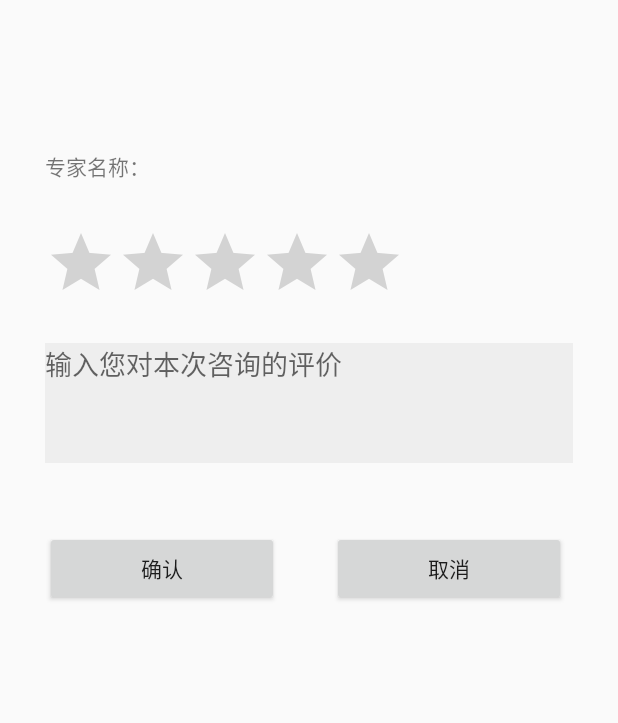
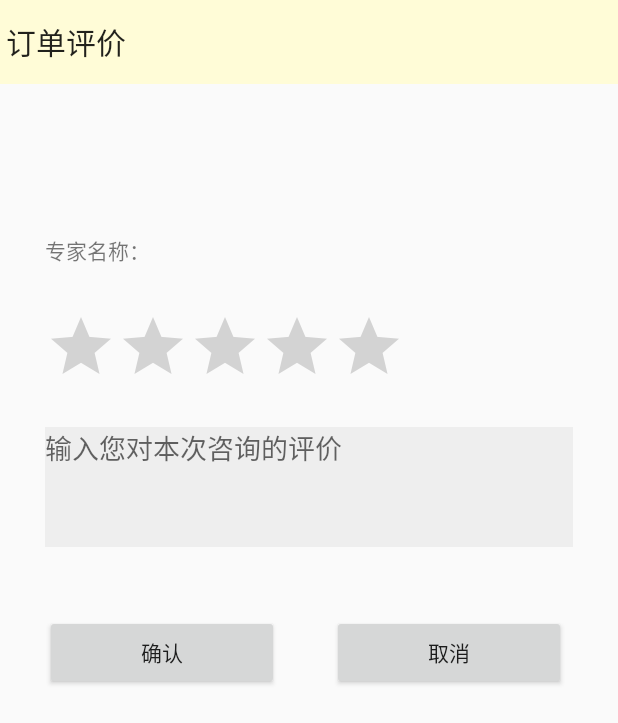
Before and after one commit to relaxForChenLiangyu/relax, an Android app: the CommentActivity screen opened directly, with no data from a screen before it, on a phone screen of 412 x 824 dp. Shown: the top 723 px of the screen. Run offline under Robolectric (Android 15) with nearby library versions, the phone set to English and light mode, and no system bars; our stand-ins replace ButterKnife.

Commit message:
AddToolBar&DeleteHistoryButton

```diff
--- a/app/src/main/java/com/example/cynthia/relax/activitis/comment/CommentActivity.java
+++ b/app/src/main/java/com/example/cynthia/relax/activitis/comment/CommentActivity.java
@@ -3,6 +3,7 @@ package com.example.cynthia.relax.activitis.comment;
 import android.content.Intent;
 import android.support.v7.app.AppCompatActivity;
 import android.os.Bundle;
+import android.support.v7.widget.Toolbar;
 import android.view.View;
 import android.widget.*;
 import butterknife.Bind;
@@ -25,6 +26,8 @@ public class CommentActivity extends AppCompatActivity implements CommentView {
     Button commentBtn;
     @Bind(R.id.cancelComment)
     Button cancelComment;
+    @Bind(R.id.toolbar)
+    Toolbar toolbar;
 
     Intent intent;
     CommentPresenter commentPresenter;
@@ -35,6 +38,7 @@ public class CommentActivity extends AppCompatActivity implements CommentView {
         setTitle("订单评价");
         setContentView(R.layout.activity_comment);
         ButterKnife.bind(this);
+        setSupportActionBar(toolbar);
         commentPresenter = new CommentPresenter(this);
         intent = getIntent();
         orderId = intent.getStringExtra("orderId");
--- a/app/src/main/java/com/example/cynthia/relax/activitis/order/OrderActivity.java
+++ b/app/src/main/java/com/example/cynthia/relax/activitis/order/OrderActivity.java
@@ -5,6 +5,7 @@ import android.content.Intent;
 import android.content.SharedPreferences;
 import android.support.v7.app.AppCompatActivity;
 import android.os.Bundle;
+import android.support.v7.widget.Toolbar;
 import android.view.View;
 import android.widget.*;
 import butterknife.Bind;
@@ -57,6 +58,8 @@ public class OrderActivity extends AppCompatActivity implements OrderView {
     Button OpayBtn;
     @Bind(R.id.OcancelBtn)
     Button OcancelBtn;
+    @Bind(R.id.toolbar)
+    Toolbar toolbar;
 
     @Override
     protected void onCreate(Bundle savedInstanceState) {
@@ -64,6 +67,7 @@ public class OrderActivity extends AppCompatActivity implements OrderView {
         setTitle("预约");
         setContentView(R.layout.activity_order);
         ButterKnife.bind(this);
+        setSupportActionBar(toolbar);
         orderPresenter = new OrderPresenter(this);
         Osum.setText("￥ 100");
         sharedPreferences = this.getSharedPreferences("userInfo", Context.MODE_PRIVATE);
--- a/app/src/main/java/com/example/cynthia/relax/activitis/orderdetail/OrderDetailActivity.java
+++ b/app/src/main/java/com/example/cynthia/relax/activitis/orderdetail/OrderDetailActivity.java
@@ -5,6 +5,7 @@ import android.content.Intent;
 import android.content.SharedPreferences;
 import android.support.v7.app.AppCompatActivity;
 import android.os.Bundle;
+import android.support.v7.widget.Toolbar;
 import android.view.View;
 import android.widget.Button;
 import android.widget.TextView;
@@ -50,6 +51,8 @@ public class OrderDetailActivity extends AppCompatActivity implements OrderDetai
     Button cancelBtn;
     @Bind(R.id.operateBtn)
     Button operateBtn;
+    @Bind(R.id.toolbar)
+    Toolbar toolbar;
 
     private SharedPreferences sharedPreferences;
     private OrderDetailPresenter orderDetailPresenter;
@@ -68,6 +71,7 @@ public class OrderDetailActivity extends AppCompatActivity implements OrderDetai
         setTitle("订单详情");
         setContentView(R.layout.activity_order_detail);
         ButterKnife.bind(this);
+        setSupportActionBar(toolbar);
         sharedPreferences = this.getSharedPreferences("userInfo", Context.MODE_PRIVATE);
         orderDetailPresenter = new OrderDetailPresenter(this);
         intent = getIntent();
--- a/app/src/main/res/layout/activity_comment.xml
+++ b/app/src/main/res/layout/activity_comment.xml
@@ -5,7 +5,16 @@
         xmlns:app="http://schemas.android.com/apk/res-auto"
         android:layout_width="match_parent"
         android:layout_height="match_parent"
-        tools:context="com.example.cynthia.relax.activitis.orderdetail.OrderDetailActivity" android:orientation="vertical">
+        tools:context="com.example.cynthia.relax.activitis.orderdetail.OrderDetailActivity"
+        android:orientation="vertical">
+    <android.support.v7.widget.Toolbar
+            android:layout_width="match_parent"
+            android:layout_height="wrap_content"
+            app:contentInsetStart="0dp"
+            android:background="?attr/colorPrimary"
+            android:theme="?attr/actionBarTheme"
+            android:minHeight="?attr/actionBarSize"
+            android:id="@+id/toolbar"/>
     <LinearLayout android:layout_width="match_parent" android:layout_height="wrap_content"
                   android:layout_marginTop="100dp" android:layout_marginLeft="30dp" android:layout_marginRight="30dp"
                   android:orientation="horizontal">
@@ -36,7 +45,7 @@
             android:id="@+id/commentContent"/>
     <LinearLayout android:layout_width="match_parent" android:layout_height="wrap_content"
                   android:orientation="horizontal" android:layout_marginTop="45dp"
-                  android:layout_marginLeft="30dp" >
+                  android:layout_marginLeft="30dp">
         <Button android:layout_width="156dp" android:layout_height="50dp"
                 android:text="确认" android:id="@+id/commentBtn"/>
         <View android:layout_width="35dp" android:layout_height="match_parent"></View>
```
Also changed, not shown: app/src/main/java/com/example/cynthia/relax/activitis/historyorder/HistoryOrderActivity.java (+10 -2 lines), app/src/main/java/com/example/cynthia/relax/activitis/historyorder/HistoryOrderAdapter.java (+13 -12 lines), app/src/main/res/layout/activity_history_order.xml (+8 -0 lines), app/src/main/res/layout/activity_order.xml (+8 -0 lines), app/src/main/res/layout/activity_order_detail.xml (+8 -0 lines), app/src/main/res/layout/item_orders.xml (+1 -8 lines).
